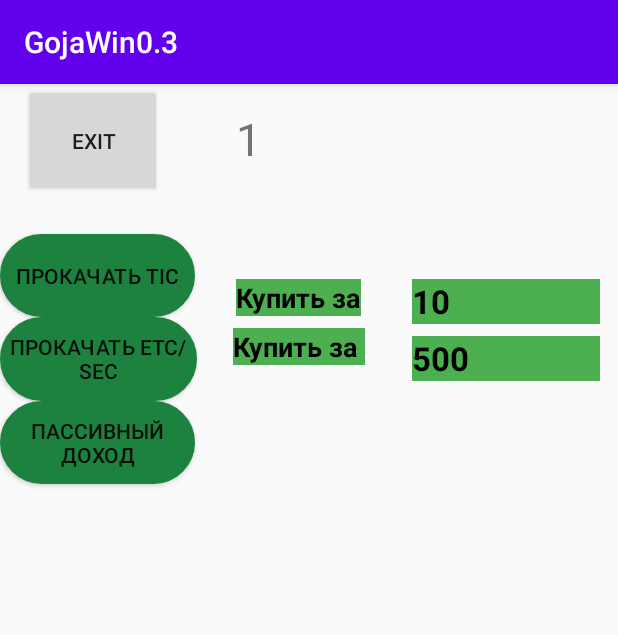
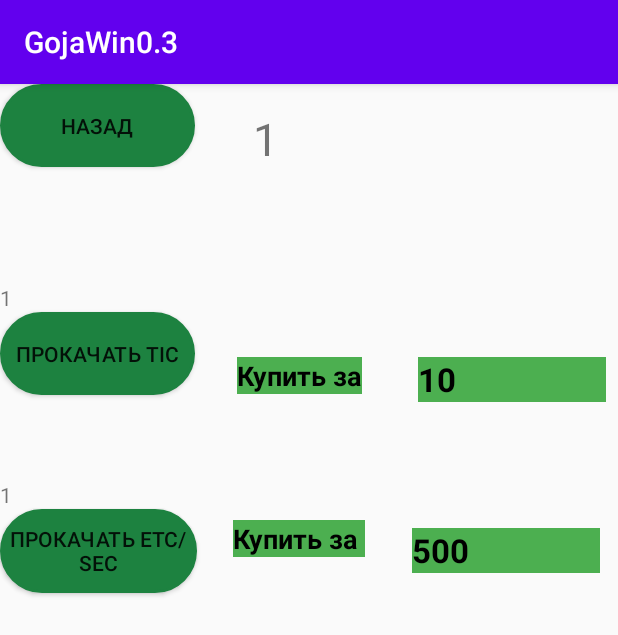
Before and after one commit to Sudkir/Dumpling, an Android app: the screen it shows after launch (MainActivityBuy), after a tap on "ПРОКАЧКА", on a phone screen of 412 x 824 dp. Shown: the top 635 px of the screen. Run offline under Robolectric (Android 15) with nearby library versions, the phone set to English and light mode, and no system bars; 2 other taps on this screen came first.

Commit message:
Переделан стиль кнопок

```diff
--- a/app/src/main/java/com/example/gojawin01/MainActivity.java
+++ b/app/src/main/java/com/example/gojawin01/MainActivity.java
@@ -191,6 +191,24 @@ public class MainActivity extends AppCompatActivity {
 
     AnimDollar();
 
+
+    //принятие данных из второй формы через класс BuyUp
+    //обновление данных
+
+    Bundle arguments = getIntent().getExtras();
+    if(arguments!=null) {//проверка на NULL
+        BuyUp buyUp;
+        buyUp = (BuyUp) arguments.getSerializable(BuyUp.class.getSimpleName());
+        //работа с данными
+
+        if (buyUp != null) {
+            boostUp = buyUp.getBoostUpCl();
+            mCount = buyUp.getMCount();
+            lvlUpOne = buyUp.getLvlUpOneCl();
+            mShowCount.setText(Integer.toString(mCount));
+        }
+    }
+
     //количествао очков
     if (mSettings.contains(APP_PREFERENCES_SCORE)) {
         // выводим данные в TextView
@@ -232,22 +250,6 @@ public class MainActivity extends AppCompatActivity {
         }
     }
 
-    //принятие данных из второй формы через класс BuyUp
-    //обновление данных
-
-    Bundle arguments = getIntent().getExtras();
-    if(arguments!=null) {//проверка на NULL
-        BuyUp buyUp;
-        buyUp = (BuyUp) arguments.getSerializable(BuyUp.class.getSimpleName());
-        //работа с данными
-
-        if (buyUp != null) {
-            boostUp = buyUp.getBoostUpCl();
-            mCount = buyUp.getMCount();
-            lvlUpOne = buyUp.getLvlUpOneCl();
-            mShowCount.setText(Integer.toString(mCount));
-        }
-    }
 }
 
     public void AnimImageBtn(View view) {
--- a/app/src/main/java/com/example/gojawin01/MainActivityBuy.java
+++ b/app/src/main/java/com/example/gojawin01/MainActivityBuy.java
@@ -21,6 +21,9 @@ public class MainActivityBuy extends AppCompatActivity {
     public TextView priceTime; // показ цены тайма
     public TextView countView; // показ очков
 
+    public TextView lvlClick; // показ цены клика
+    public TextView lvlTime; // показ цены клика
+
 public  void Pered()//передача переменных
 {
     Bundle arguments = getIntent().getExtras();
@@ -31,10 +34,6 @@ public  void Pered()//передача переменных
     mCount = buyUp.getMCount();
     lvlUpOne = buyUp.getLvlUpOneCl();
     boostUpTime = buyUp.getBoostUpTimeCl();
-    //вывод на экран
-    priceTime.setText(Integer.toString(boostUpTime));
-    price.setText(Integer.toString(boostUp));
-    countView.setText(Integer.toString(mCount));
 
 }
 
@@ -47,9 +46,12 @@ public  void Pered()//передача переменных
         priceTime = (TextView) findViewById(R.id.PriceTime);
         countView = (TextView)findViewById(R.id.CountView);
 
+        lvlClick = (TextView) findViewById(R.id.lvlClickText);
+        lvlTime = (TextView)findViewById(R.id.lvlTimeText);
+
         //передача переменных
         Pered();
-
+        Zagruzka();
 
     }
 
@@ -64,7 +66,7 @@ public  void Pered()//передача переменных
         super.onResume();
         //передача переменных
         Pered();
-
+        Zagruzka();
 
     }
 
@@ -81,6 +83,15 @@ public  void Pered()//передача переменных
         startActivity(intent);
     }
 
+    public void Zagruzka()
+    {
+        countView.setText(Integer.toString(mCount));
+        priceTime.setText(Integer.toString(boostUpTime));
+        price.setText(Integer.toString(boostUp));
+        lvlClick.setText(Integer.toString(lvlUpOne));
+        lvlTime.setText(Integer.toString(lvlUpTime));
+    }
+
     //прокачка клика вывод обновленных результатов
     public void Booster (View view){
 
@@ -89,6 +100,7 @@ public  void Pered()//передача переменных
             mCount = mCount - boostUp;
             boostUp = boostUp *4;
             price.setText(Integer.toString(boostUp));
+
         }
         else
         {
@@ -96,7 +108,9 @@ public  void Pered()//передача переменных
             toast.show();
         }
 
-        countView.setText(Integer.toString(mCount));
+
+
+
         //обновление данных в классе
         Bundle arguments = getIntent().getExtras();
         BuyUp buyUp;
@@ -104,6 +118,14 @@ public  void Pered()//передача переменных
         buyUp.setBoostUpCl(boostUp);
         buyUp.setMCount(mCount);
         buyUp.setLvlUpOneCl(lvlUpOne);
+        buyUp.setBoostUpTimeCl(boostUpTime);
+        buyUp.setLvlUpTimeCl(lvlUpTime);
+
+        Zagruzka();
+
+
+
+
     }
 
 
@@ -121,12 +143,27 @@ public  void Pered()//передача переменных
             //возврат значенией
             priceTime.setText(Integer.toString(boostUpTime));
             countView.setText(Integer.toString(mCount));
+            lvlTime.setText(Integer.toString(lvlUpTime));
         }
         else
         {
             Toast toast = Toast.makeText(this, R.string.boost_message, Toast.LENGTH_LONG);
             toast.show();
         }
+
+
+        //обновление данных в классе
+        Bundle arguments = getIntent().getExtras();
+        BuyUp buyUp;
+        buyUp = (BuyUp) arguments.getSerializable(BuyUp.class.getSimpleName());
+        buyUp.setBoostUpCl(boostUp);
+        buyUp.setMCount(mCount);
+        buyUp.setLvlUpOneCl(lvlUpOne);
+        buyUp.setBoostUpTimeCl(boostUpTime);
+        buyUp.setLvlUpTimeCl(lvlUpTime);
+
+        Zagruzka();
+
     }
 
 
--- a/app/src/main/res/layout/activity_main_buy.xml
+++ b/app/src/main/res/layout/activity_main_buy.xml
@@ -19,12 +19,11 @@
 
     <Button
         android:id="@+id/exitBtn"
-        android:layout_width="92dp"
-        android:layout_height="75dp"
+        android:layout_width="130dp"
+        android:layout_height="55dp"
+        android:background="@drawable/button_states"
         android:onClick="ReturnMain"
-        android:text="exit"
-        app:layout_constraintEnd_toEndOf="parent"
-        app:layout_constraintHorizontal_bias="0.05"
+        android:text="назад"
         app:layout_constraintStart_toStartOf="parent"
         app:layout_constraintTop_toTopOf="parent" />
 
@@ -32,7 +31,7 @@
         android:id="@+id/Booster"
         android:layout_width="130dp"
         android:layout_height="55dp"
-        android:layout_marginTop="100dp"
+        android:layout_marginTop="152dp"
         android:background="@drawable/button_states"
         android:onClick="Booster"
         android:text="Прокачать Tic"
@@ -40,30 +39,13 @@
         app:layout_constraintTop_toTopOf="parent" />
 
     <TextView
-        android:id="@+id/textView6"
-        style="@style/Widget.AppCompat.TextView"
-        android:layout_width="wrap_content"
-        android:layout_height="wrap_content"
-        android:layout_marginTop="56dp"
-        android:background="#4CAF50"
-        android:text="Купить за"
-        android:textColor="@android:color/primary_text_light"
-        android:textColorLink="#3046C3"
-        android:textSize="18sp"
-        android:textStyle="bold"
-        app:layout_constraintEnd_toStartOf="@+id/Price"
-        app:layout_constraintHorizontal_bias="0.442"
-        app:layout_constraintStart_toEndOf="@+id/Booster"
-        app:layout_constraintTop_toBottomOf="@+id/CountView" />
-
-    <TextView
         android:id="@+id/Price"
         style="@style/Widget.AppCompat.TextView"
         android:layout_width="125dp"
         android:layout_height="30dp"
-        android:layout_marginTop="56dp"
-        android:layout_marginEnd="12dp"
-        android:layout_marginRight="12dp"
+        android:layout_marginTop="108dp"
+        android:layout_marginEnd="8dp"
+        android:layout_marginRight="8dp"
         android:background="#4CAF50"
         android:text="10"
         android:textColor="@android:color/primary_text_light"
@@ -74,11 +56,40 @@
         app:layout_constraintTop_toBottomOf="@+id/CountView" />
 
     <TextView
+        android:id="@+id/textView6"
+        style="@style/Widget.AppCompat.TextView"
+        android:layout_width="wrap_content"
+        android:layout_height="wrap_content"
+        android:layout_marginTop="108dp"
+        android:background="#4CAF50"
+        android:text="Купить за"
+        android:textColor="@android:color/primary_text_light"
+        android:textColorLink="#3046C3"
+        android:textSize="18sp"
+        android:textStyle="bold"
+        app:layout_constraintEnd_toStartOf="@+id/Price"
+        app:layout_constraintHorizontal_bias="0.43"
+        app:layout_constraintStart_toEndOf="@+id/Booster"
+        app:layout_constraintTop_toBottomOf="@+id/CountView" />
+
+    <Button
+        android:id="@+id/btnBoosterTime"
+        android:layout_width="131dp"
+        android:layout_height="56dp"
+
+        android:layout_marginTop="76dp"
+        android:background="@drawable/button_states"
+        android:onClick="BoosterTime"
+        android:text="прокачать etc/sec"
+        app:layout_constraintStart_toStartOf="parent"
+        app:layout_constraintTop_toBottomOf="@+id/Booster" />
+
+    <TextView
         android:id="@+id/PriceTime"
         style="@style/Widget.AppCompat.TextView"
         android:layout_width="125dp"
         android:layout_height="30dp"
-        android:layout_marginTop="8dp"
+        android:layout_marginTop="84dp"
         android:layout_marginEnd="12dp"
         android:layout_marginRight="12dp"
         android:background="#4CAF50"
@@ -95,7 +106,7 @@
         style="@style/Widget.AppCompat.TextView"
         android:layout_width="wrap_content"
         android:layout_height="wrap_content"
-        android:layout_marginTop="8dp"
+        android:layout_marginTop="84dp"
         android:background="#4CAF50"
         android:text="Купить за "
         android:textColor="@android:color/primary_text_light"
@@ -107,23 +118,20 @@
         app:layout_constraintStart_toEndOf="@+id/btnBoosterTime"
         app:layout_constraintTop_toBottomOf="@+id/textView6" />
 
-    <Button
-        android:id="@+id/btnBoosterTime"
-        android:layout_width="131dp"
-        android:layout_height="56dp"
+    <TextView
+        android:id="@+id/lvlClickText"
+        android:layout_width="wrap_content"
+        android:layout_height="wrap_content"
+        android:text="TextView"
+        app:layout_constraintBottom_toTopOf="@+id/Booster"
+        tools:layout_editor_absoluteX="48dp" />
 
-        android:background="@drawable/button_states"
-        android:onClick="BoosterTime"
-        android:text="прокачать etc/sec"
-        app:layout_constraintStart_toStartOf="parent"
-        app:layout_constraintTop_toBottomOf="@+id/Booster" />
+    <TextView
+        android:id="@+id/lvlTimeText"
+        android:layout_width="wrap_content"
+        android:layout_height="wrap_content"
+        android:text="TextView"
+        app:layout_constraintBottom_toTopOf="@+id/btnBoosterTime"
+        tools:layout_editor_absoluteX="36dp" />
 
-    <Button
-        android:id="@+id/btnTimer"
-        android:layout_width="130dp"
-        android:layout_height="55dp"
-        android:background="@drawable/button_states"
-        android:text="Пассивный доход"
-        app:layout_constraintStart_toStartOf="parent"
-        app:layout_constraintTop_toBottomOf="@+id/btnBoosterTime" />
 </androidx.constraintlayout.widget.ConstraintLayout>
```
